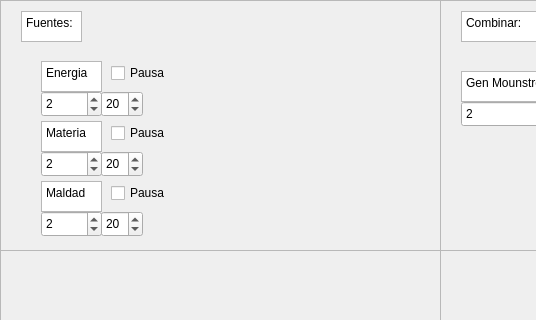
First picture: the form in MonsterFactory/mainwindow.ui, repository arty4325/IC2001-MonsterFactory, before the edit; both pictures show x 0 to 536 and y 0 to 320 of the 1366 by 768 pixel window.
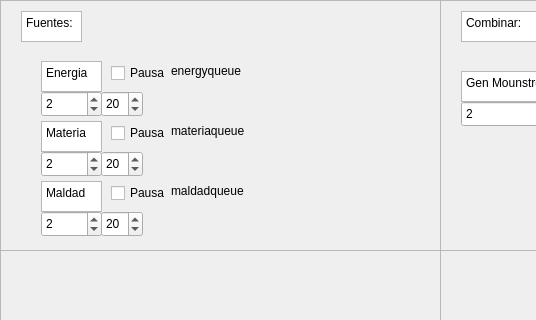
Second picture: the form after the edit.

Commit message: Label in queue amount of items and size

```diff
--- a/MonsterFactory/mainwindow.ui
+++ b/MonsterFactory/mainwindow.ui
@@ -532,6 +532,45 @@
        <number>20</number>
       </property>
      </widget>
+     <widget class="QLabel" name="energyLabel">
+      <property name="geometry">
+       <rect>
+        <x>170</x>
+        <y>60</y>
+        <width>251</width>
+        <height>20</height>
+       </rect>
+      </property>
+      <property name="text">
+       <string>energyqueue</string>
+      </property>
+     </widget>
+     <widget class="QLabel" name="materiaLabel">
+      <property name="geometry">
+       <rect>
+        <x>170</x>
+        <y>120</y>
+        <width>251</width>
+        <height>20</height>
+       </rect>
+      </property>
+      <property name="text">
+       <string>materiaqueue</string>
+      </property>
+     </widget>
+     <widget class="QLabel" name="maldadLabel">
+      <property name="geometry">
+       <rect>
+        <x>170</x>
+        <y>180</y>
+        <width>251</width>
+        <height>20</height>
+       </rect>
+      </property>
+      <property name="text">
+       <string>maldadqueue</string>
+      </property>
+     </widget>
     </widget>
    </widget>
   </widget>
```
The commit also changes 11 other files.
